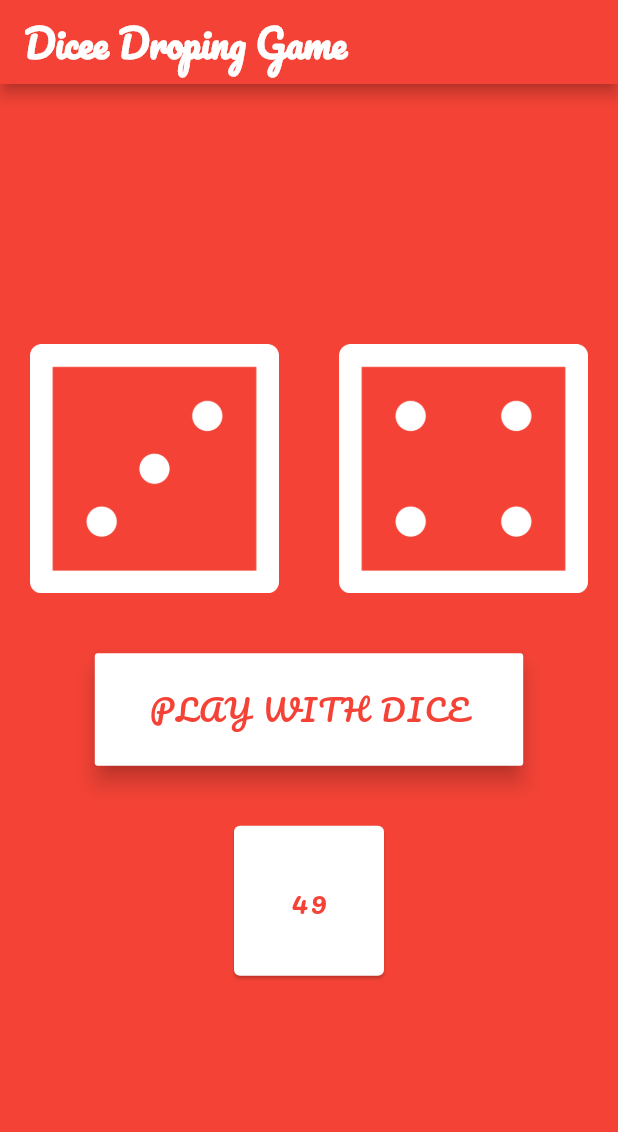
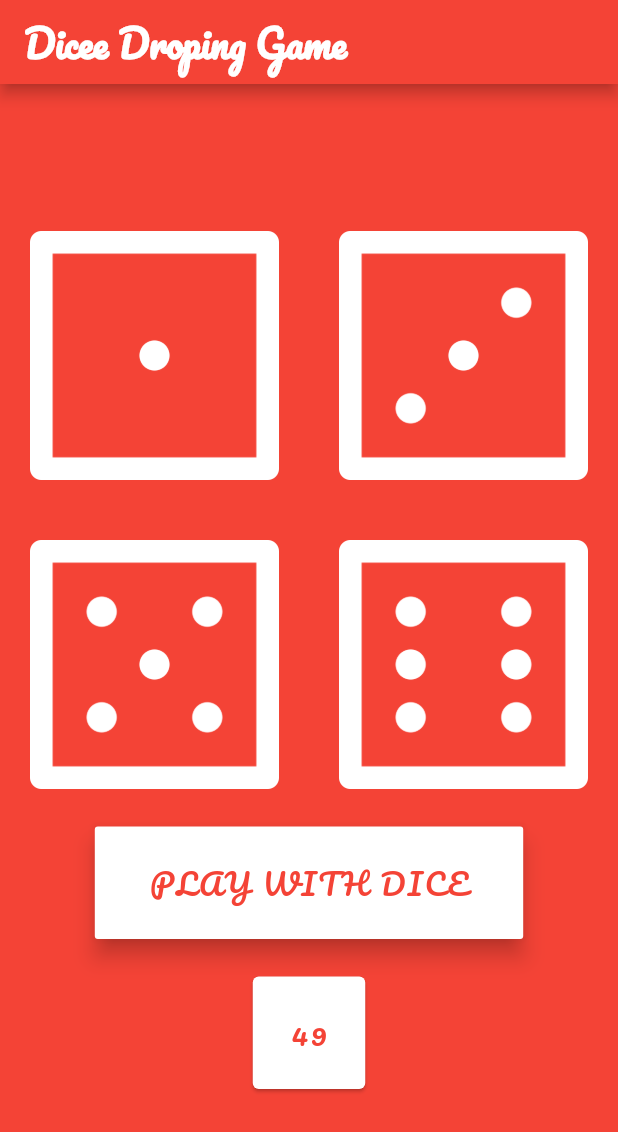
Before and after one commit to ajaysharma388/dice_droping_game, a Flutter app: the screen it shows after launch, after a tap on "PLAY WITH DICE", on a phone screen of 412 x 824 dp. Shown: the top 1132 px of the screen. Run offline on Flutter 3.47's test engine with Material 2 defaults, Android fonts, the phone set to English and light mode, and no system bars.

Commit message:
version-0.1

```diff
--- a/lib/main.dart
+++ b/lib/main.dart
@@ -33,43 +33,62 @@ class DicePage extends StatefulWidget {
 class _DicePageState extends State<DicePage> {
   static var rnd = new Random();
   int attempt = 50;
-  int leftDice = rnd.nextInt(6) + 1;
-  int rightDice = rnd.nextInt(6) + 1;
+  int d1 = rnd.nextInt(6) + 1;
+  int d2 = rnd.nextInt(6) + 1;
+  int d3 = rnd.nextInt(6) + 1;
+  int d4 = rnd.nextInt(6) + 1;
   @override
   Widget build(BuildContext context) {
-//    int leftDice = rnd.nextInt(6) + 1;
-//    int rightDice = rnd.nextInt(6) + 1;
     return Column(
       mainAxisAlignment: MainAxisAlignment.center,
       children: <Widget>[
-        Center(
-          child: Row(
+        Row(
           children: <Widget>[
             Expanded(
               child: Padding(
                 padding: const EdgeInsets.all(20.0),
-                  child: Image.asset('assets/images/dice$leftDice.png'),
+                child: Image.asset('assets/images/dice$d1.png'),
               ),
             ),
             Expanded(
               child: Padding(
                 padding: const EdgeInsets.all(20.0),
-                  child: Image.asset('assets/images/dice$rightDice.png'),
+                child: Image.asset('assets/images/dice$d2.png'),
               ),
             ),
           ],
         ),
+        //Center(
+        //child:
+        Row(
+          children: <Widget>[
+            Expanded(
+              child: Padding(
+                padding: const EdgeInsets.all(20.0),
+                child: Image.asset('assets/images/dice$d3.png'),
               ),
+            ),
+            Expanded(
+              child: Padding(
+                padding: const EdgeInsets.all(20.0),
+                child: Image.asset('assets/images/dice$d4.png'),
+              ),
+            ),
+          ],
+        ),
+        //),
         Padding(
-          padding: const EdgeInsets.all(20.0),
+          padding: const EdgeInsets.all(5.0),
           child: RaisedButton(
             color: Colors.white,
             onPressed: () {
               setState(() {
-                leftDice = rnd.nextInt(6) + 1;
-                rightDice = rnd.nextInt(6) + 1;
+                d1 = rnd.nextInt(6) + 1;
+                d2 = rnd.nextInt(6) + 1;
+                d3 = rnd.nextInt(6) + 1;
+                d4 = rnd.nextInt(6) + 1;
                 attempt = attempt - 1;
-                if (leftDice == 6 && rightDice == 6)
+                if (d1 == 6 && d2 == 6 && d3 == 6 && d4 == 6)
                   winContest(context);
                 else if (attempt == 0) loseContest(context);
               });
@@ -95,8 +114,8 @@ class _DicePageState extends State<DicePage> {
             horizontal: 30,
           ),
           child: SizedBox(
-            height: 100,
-            width: 100,
+            height: 75,
+            width: 75,
             child: Center(
               child: Text(
                 '$attempt',
@@ -136,10 +155,7 @@ class _DicePageState extends State<DicePage> {
           child: Text('Restart'),
           onPressed: () {
             setState(() {
-              leftDice = rnd.nextInt(6) + 1;
-              rightDice = rnd.nextInt(6) + 1;
-              attempt = 50;
-              Navigator.of(context).pop();
+              restart(context);
             });
           },
         ),
@@ -173,10 +189,7 @@ class _DicePageState extends State<DicePage> {
           child: Text('Restart'),
           onPressed: () {
             setState(() {
-              leftDice = rnd.nextInt(6) + 1;
-              rightDice = rnd.nextInt(6) + 1;
-              attempt = 50;
-              Navigator.of(context).pop();
+              restart(context);
             });
           },
         ),
@@ -190,4 +203,13 @@ class _DicePageState extends State<DicePage> {
       },
     );
   }
+
+  void restart(BuildContext context) {
+    d1 = rnd.nextInt(6) + 1;
+    d2 = rnd.nextInt(6) + 1;
+    d3 = rnd.nextInt(6) + 1;
+    d4 = rnd.nextInt(6) + 1;
+    attempt = 50;
+    Navigator.of(context).pop();
   }
+}
```
Lines whose indentation alone changed are shown as unchanged.
